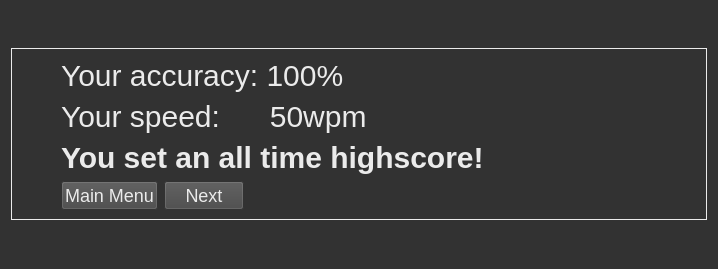
Above: speed-typer/source_ui/resultWindow.ui from Rolv-Apneseth/ps-typer before the change. Below: the same form after it.
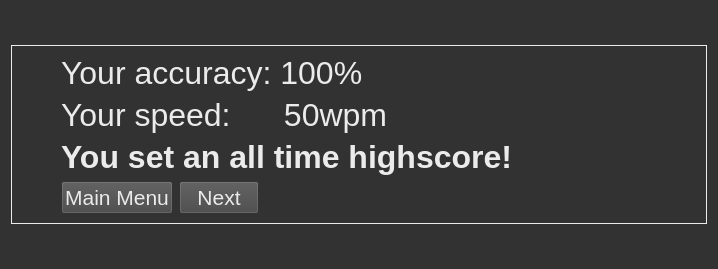
That is the form after the change.

Commit message: Changed font sizes in stylesheet from px to pt, as px was causing problems in qt designer

The edit to the form file:
```diff
--- a/speed-typer/source_ui/resultWindow.ui
+++ b/speed-typer/source_ui/resultWindow.ui
@@ -21,7 +21,7 @@
 	
 	background: rgb(50, 50, 50);
 	color: rgb(235, 235, 235);
-	font-size: 26px;
+	font-size: 24pt;
 }
 
 QFrame {	
@@ -30,7 +30,7 @@
 
 QPushButton, QComboBox {	
 	background: rgb(70, 70, 70);
-	font-size: 18px;
+	font-size: 16pt;
 }
 
 QLabel {
@@ -100,11 +100,11 @@
               </property>
               <property name="font">
                <font>
-                <pointsize>-1</pointsize>
+                <pointsize>24</pointsize>
                </font>
               </property>
               <property name="styleSheet">
-               <string notr="true">font-size: 30px;</string>
+               <string notr="true">font-size: 24pt;</string>
               </property>
               <property name="text">
                <string>Your accuracy: 100%</string>
@@ -124,11 +124,11 @@
               </property>
               <property name="font">
                <font>
-                <pointsize>-1</pointsize>
+                <pointsize>24</pointsize>
                </font>
               </property>
               <property name="styleSheet">
-               <string notr="true">font-size: 30px;</string>
+               <string notr="true">font-size: 24pt;</string>
               </property>
               <property name="text">
                <string>Your speed:      50wpm</string>
@@ -150,13 +150,13 @@
             </property>
             <property name="font">
              <font>
-              <pointsize>-1</pointsize>
+              <pointsize>24</pointsize>
               <weight>75</weight>
               <bold>true</bold>
              </font>
             </property>
             <property name="styleSheet">
-             <string notr="true">font-weight: bold; font-size: 30px;</string>
+             <string notr="true">font-weight: bold; font-size: 24pt;</string>
             </property>
             <property name="text">
              <string>You set an all time highscore!</string>
@@ -192,7 +192,7 @@
          <widget class="QPushButton" name="buttonMainMenu">
           <property name="font">
            <font>
-            <pointsize>-1</pointsize>
+            <pointsize>16</pointsize>
            </font>
           </property>
           <property name="focusPolicy">
@@ -213,7 +213,7 @@
           </property>
           <property name="font">
            <font>
-            <pointsize>-1</pointsize>
+            <pointsize>16</pointsize>
            </font>
           </property>
           <property name="text">
```
The commit also changes 7 other files.
